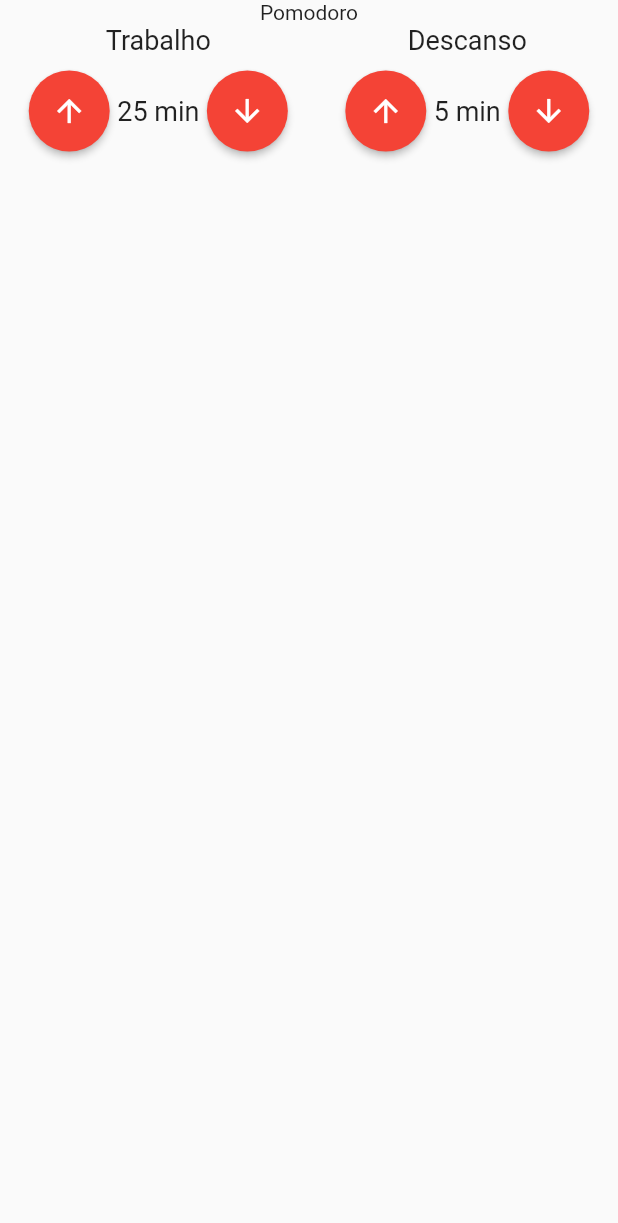
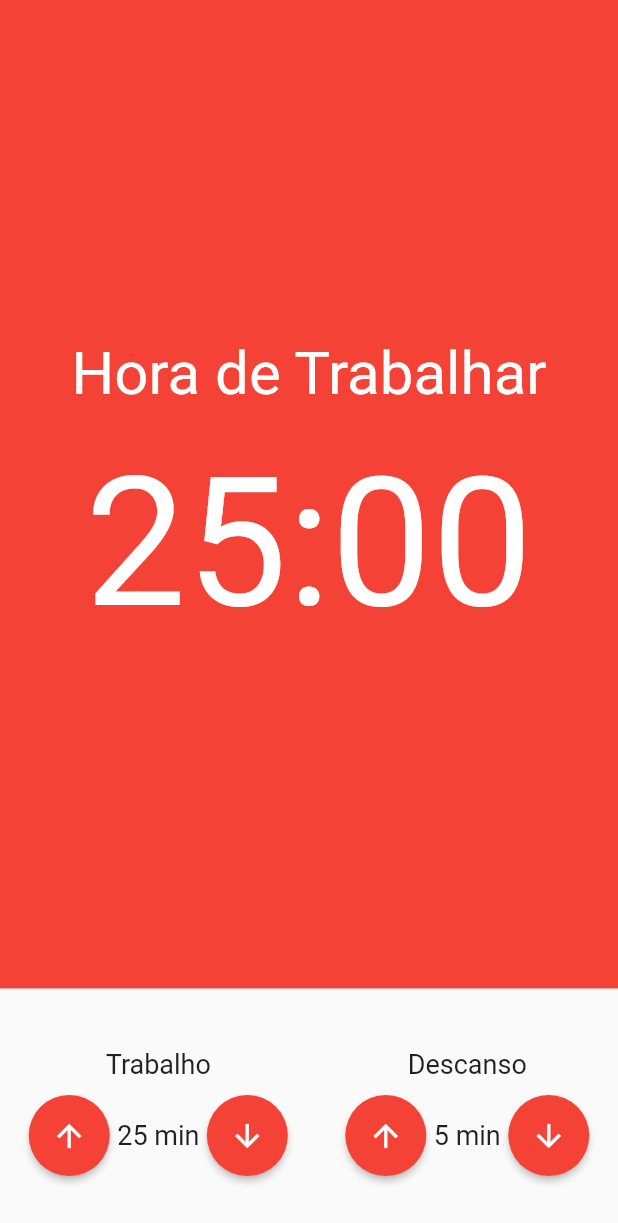
Before and after one commit to aron-alvarenga/Pomodoro-App-Flutter, a Flutter app: the screen it shows after launch, on a phone screen of 412 x 824 dp. Shown: the top 1223 px of the screen. Run offline on Flutter 3.47's test engine with Material 2 defaults, Android fonts, the light colour scheme and no system bars; our stand-ins replace mobx; generated files the repository leaves out were written again.

Commit message:
Componente Cronômetro

```diff
--- /dev/null
+++ b/lib/components/Cronometro.dart
@@ -0,0 +1,34 @@
+import 'package:flutter/material.dart';
+
+class Cronometro extends StatelessWidget {
+  const Cronometro({Key? key}) : super(key: key);
+
+  @override
+  Widget build(BuildContext context) {
+    return Container(
+      color: Colors.red,
+      child: Column(
+        mainAxisAlignment: MainAxisAlignment.center,
+        children: [
+          Text(
+            'Hora de Trabalhar',
+            style: TextStyle(
+              fontSize: 40,
+              color: Colors.white,
+            ),
+          ),
+          SizedBox(
+            height: 20,
+          ),
+          Text(
+            '25:00',
+            style: TextStyle(
+              fontSize: 120.0,
+              color: Colors.white,
+            ),
+          ),
+        ],
+      ),
+    );
+  }
+}
--- a/lib/pages/Pomodoro.dart
+++ b/lib/pages/Pomodoro.dart
@@ -1,4 +1,5 @@
 import 'package:flutter/material.dart';
+import 'package:pomodoro/components/Cronometro.dart';
 import 'package:pomodoro/components/EntradaTempo.dart';
 
 class Pomodoro extends StatelessWidget {
@@ -8,14 +9,20 @@ class Pomodoro extends StatelessWidget {
   Widget build(BuildContext context) {
     return Scaffold(
         body: Column(
+      crossAxisAlignment: CrossAxisAlignment.stretch,
       children: [
-        Text('Pomodoro'),
-        Row(
-          mainAxisAlignment: MainAxisAlignment.spaceAround,
-          children: [
-            EntradaTempo(titulo: 'Trabalho', valor: 25),
-            EntradaTempo(titulo: 'Descanso', valor: 5),
-          ],
+        Expanded(
+          child: Cronometro(),
+        ),
+        Padding(
+          padding: const EdgeInsets.symmetric(vertical: 40.0),
+          child: Row(
+            mainAxisAlignment: MainAxisAlignment.spaceAround,
+            children: [
+              EntradaTempo(titulo: 'Trabalho', valor: 25),
+              EntradaTempo(titulo: 'Descanso', valor: 5),
+            ],
+          ),
         )
       ],
     ));
```
